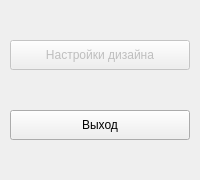
Qt form grape/src/settingsmenu/settingsmenu.ui (rotat1ck/grape) before a commit.
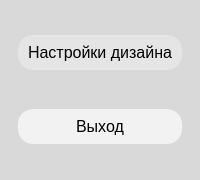
The same form after that commit.

Commit message:
Добавил прозрачность на кнопку, Исправил неверный tooltip (#52)
* Добавил прозрачность на кнопку

* Исправил неверный tooltip на кнопке

Diff of the .ui file:
```diff
--- a/grape/src/settingsmenu/settingsmenu.ui
+++ b/grape/src/settingsmenu/settingsmenu.ui
@@ -15,25 +15,23 @@
   </property>
   <property name="styleSheet">
    <string notr="true">QDialog {
-    background-color: #D9D9D9;
-    border: 1px solid #A0A0A0;
-    border-radius: 35px;
-}
-/* Чтобы кнопки не вылезали за скругленные углы */
-QDialog &gt; QWidget {
-    border-radius: 35px;
-}
-QPushButton {
-    background-color: #F2F2F2;
-    border-radius: 15px;
-    font-family: 'Comfortaa';
-    font-size: 16px;
-    color: #000000;
-    padding: 5px;
-}
-QPushButton:hover {
-    background-color: #E5E5E5;
-}</string>
+            background-color: #D9D9D9;
+            border-radius: 25px;
+            border: 0px solid transparent; /* Явное отключение границы */
+        }
+        QPushButton {
+            background-color: #F2F2F2;
+            border-radius: 15px;
+            padding: 8px;
+            margin: 4px 8px;
+            font-family: 'Comfortaa';
+            font-size: 16px;
+            color: black;
+            border: none;
+        }
+        QPushButton:hover {
+            background-color: #E5E5E5;
+        }</string>
   </property>
   <layout class="QVBoxLayout" name="verticalLayout">
    <property name="spacing">
@@ -68,6 +66,18 @@
      <property name="statusTip">
       <string/>
      </property>
+     <property name="styleSheet">
+      <string notr="true">QPushButton {
+background-color: rgba(242, 242, 242, 120);
+border-radius: 15px;
+padding: 8px;
+margin: 4px 8px;
+font-family: 'Comfortaa';
+font-size: 16px;
+color: black;
+border: none;
+}</string>
+     </property>
      <property name="text">
       <string>Настройки дизайна</string>
      </property>
```
The commit also changes 1 other file.
